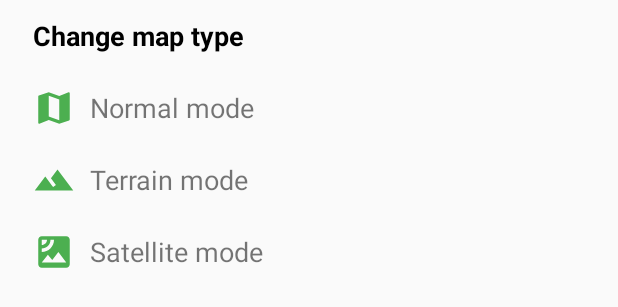
After one commit to AgustRuiz/HikingGO, an Android app: the layout dialog_map_type.xml on its own in the app's theme, with its tools: preview values and no code run, on a phone screen of 412 x 824 dp. The commit adds this screen. Shown: the top 307 px of the screen. Run offline under Robolectric (Android 15) with nearby library versions, the phone set to English and light mode, and no system bars.

Commit message:
[ADD] DialogFragment for map type changing

```diff
--- /dev/null
+++ b/app/src/main/res/layout/dialog_map_type.xml
@@ -0,0 +1,94 @@
+<?xml version="1.0" encoding="utf-8"?>
+<android.support.v7.widget.LinearLayoutCompat xmlns:android="http://schemas.android.com/apk/res/android"
+    android:layout_width="match_parent"
+    android:layout_height="match_parent"
+    android:orientation="vertical"
+    android:paddingStart="@dimen/dialog_padding"
+    android:paddingEnd="@dimen/dialog_padding">
+
+    <android.support.v7.widget.AppCompatTextView
+        android:layout_width="match_parent"
+        android:layout_height="wrap_content"
+        style="@style/DialogTitle"
+        android:text="@string/title_change_map_type"
+        />
+
+    <android.support.v7.widget.LinearLayoutCompat
+        android:id="@+id/nav_normal"
+        android:layout_width="match_parent"
+        android:layout_height="wrap_content"
+        android:background="?android:selectableItemBackground"
+        android:clickable="true">
+
+        <android.support.v7.widget.AppCompatImageView
+            android:id="@+id/nav_normal_icon"
+            android:layout_width="@dimen/dialog_row_icon_size"
+            android:layout_height="@dimen/dialog_row_icon_size"
+            android:layout_marginBottom="@dimen/dialog_row_padding"
+            android:layout_marginStart="@dimen/dialog_row_padding"
+            android:layout_marginTop="@dimen/dialog_row_padding"
+            android:src="@drawable/ic_map_24dp"
+            android:tint="@color/colorAccent" />
+
+        <android.support.v7.widget.AppCompatTextView
+            android:id="@+id/nav_normal_text"
+            style="@style/DialogRow"
+            android:layout_width="match_parent"
+            android:layout_height="wrap_content"
+            android:text="@string/action_map_type_normal" />
+
+    </android.support.v7.widget.LinearLayoutCompat>
+
+    <android.support.v7.widget.LinearLayoutCompat
+        android:id="@+id/nav_terrain"
+        android:layout_width="match_parent"
+        android:layout_height="wrap_content"
+        android:background="?android:selectableItemBackground"
+        android:clickable="true">
+
+        <android.support.v7.widget.AppCompatImageView
+            android:id="@+id/nav_terrain_icon"
+            android:layout_width="@dimen/dialog_row_icon_size"
+            android:layout_height="@dimen/dialog_row_icon_size"
+            android:layout_marginBottom="@dimen/dialog_row_padding"
+            android:layout_marginStart="@dimen/dialog_row_padding"
+            android:layout_marginTop="@dimen/dialog_row_padding"
+            android:src="@drawable/ic_terrain_24dp"
+            android:tint="@color/colorAccent" />
+
+        <android.support.v7.widget.AppCompatTextView
+            android:id="@+id/nav_terrain_text"
+            style="@style/DialogRow"
+            android:layout_width="match_parent"
+            android:layout_height="wrap_content"
+            android:text="@string/action_map_type_terrain" />
+
+    </android.support.v7.widget.LinearLayoutCompat>
+
+    <android.support.v7.widget.LinearLayoutCompat
+        android:id="@+id/nav_satellite"
+        android:layout_width="match_parent"
+        android:layout_height="wrap_content"
+        android:background="?android:selectableItemBackground"
+        android:clickable="true">
+
+        <android.support.v7.widget.AppCompatImageView
+            android:id="@+id/nav_satellite_icon"
+            android:layout_width="@dimen/dialog_row_icon_size"
+            android:layout_height="@dimen/dialog_row_icon_size"
+            android:layout_marginBottom="@dimen/dialog_row_padding"
+            android:layout_marginStart="@dimen/dialog_row_padding"
+            android:layout_marginTop="@dimen/dialog_row_padding"
+            android:src="@drawable/ic_satellite_24dp"
+            android:tint="@color/colorAccent" />
+
+        <android.support.v7.widget.AppCompatTextView
+            android:id="@+id/nav_satellite_text"
+            style="@style/DialogRow"
+            android:layout_width="match_parent"
+            android:layout_height="wrap_content"
+            android:text="@string/action_map_type_satellite" />
+
+    </android.support.v7.widget.LinearLayoutCompat>
+
+</android.support.v7.widget.LinearLayoutCompat>
--- a/app/src/main/res/values/colors.xml
+++ b/app/src/main/res/values/colors.xml
@@ -6,6 +6,9 @@
     <color name="colorAccent">#4CAF50</color>
     <color name="colorAccent400">#66BA6A</color>
     <color name="colorNavigationBar">#F57C00</color>
+
+    <!-- Material design colors -->
+    <color name="grey300">#E0E0E0</color>
 
     <!-- FAB colors -->
     <color name="colorFabMenuBackground">#AAFFFFFF</color>
--- a/app/src/main/res/values/dimens.xml
+++ b/app/src/main/res/values/dimens.xml
@@ -8,4 +8,13 @@
 
     <!-- Custom dimensions -->
     <dimen name="fam_margin">10dp</dimen>
+
+    <!-- Dialog dimensions -->
+    <dimen name="dialog_padding">12sp</dimen>
+    <dimen name="dialog_row_padding">10sp</dimen>
+    <dimen name="dialog_row_height">48sp</dimen>
+    <dimen name="dialog_row_text_size">18sp</dimen>
+    <dimen name="dialog_row_icon_size">28sp</dimen>
+
+
 </resources>
--- a/app/src/main/res/values/strings.xml
+++ b/app/src/main/res/values/strings.xml
@@ -5,12 +5,15 @@
     <string name="title_activity_main">MainActivity</string>
     <string name="title_activity_maps">Map</string>
     <string name="title_activity_compass">Compass</string>
+    <string name="title_change_map_type">Change map type</string>
 
     <!-- Navigation drawer -->
     <string name="navigation_drawer_open">Open navigation drawer</string>
     <string name="navigation_drawer_close">Close navigation drawer</string>
 
     <!-- Actions -->
+    <string name="action_accept">Accept</string>
+    <string name="action_cancel">Cancel</string>
     <string name="action_settings">Settings</string>
     <string name="action_about_this">About this</string>
     <string name="action_home">Home</string>
@@ -18,6 +21,9 @@
     <string name="action_my_routes">My routes</string>
     <string name="action_compass">Compass</string>
     <string name="action_map_type">Map type</string>
+    <string name="action_map_type_satellite">Satellite mode</string>
+    <string name="action_map_type_normal">Normal mode</string>
+    <string name="action_map_type_terrain">Terrain mode</string>
 
     <!-- Messages -->
     <string name="msg_must_grant_location_permission">You must grant location permission!</string>
--- a/app/src/main/res/values/styles.xml
+++ b/app/src/main/res/values/styles.xml
@@ -38,4 +38,20 @@
         <item name="fab_colorRipple">@color/colorFabRipple</item>
     </style>
 
+    <!-- Dialog row style -->
+    <style name="DialogTitle">
+        <item name="android:height">@dimen/dialog_row_height</item>
+        <item name="android:textSize">@dimen/dialog_row_text_size</item>
+        <item name="android:textStyle">bold</item>
+        <item name="android:textColor">@android:color/black</item>
+        <item name="android:gravity">center_vertical</item>
+        <item name="android:padding">@dimen/dialog_row_padding</item>
+    </style>
+    <style name="DialogRow">
+        <item name="android:height">@dimen/dialog_row_height</item>
+        <item name="android:textSize">@dimen/dialog_row_text_size</item>
+        <item name="android:gravity">center_vertical</item>
+        <item name="android:padding">@dimen/dialog_row_padding</item>
+    </style>
+
 </resources>
```
Also changed, not shown: app/src/main/java/es/agustruiz/hikinggo/ui/activity/MapsActivity.java (+30 -1 lines), app/src/main/java/es/agustruiz/hikinggo/ui/dialog/MapTypeDialogFragment.java (added, +121 -0 lines).
